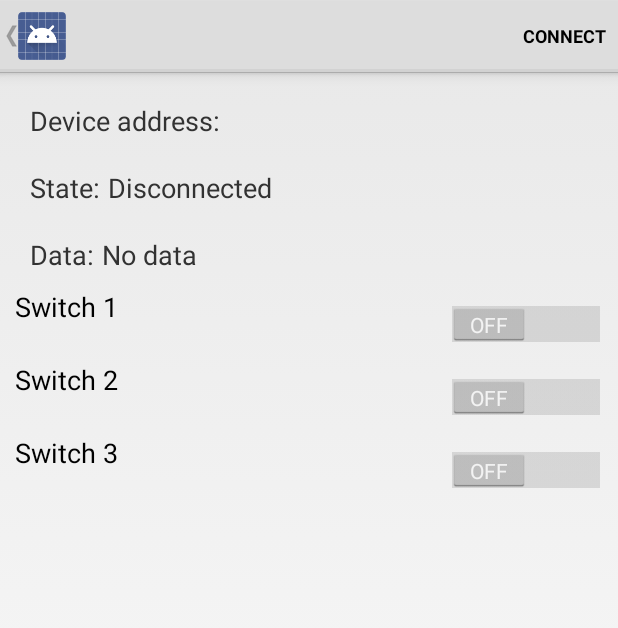
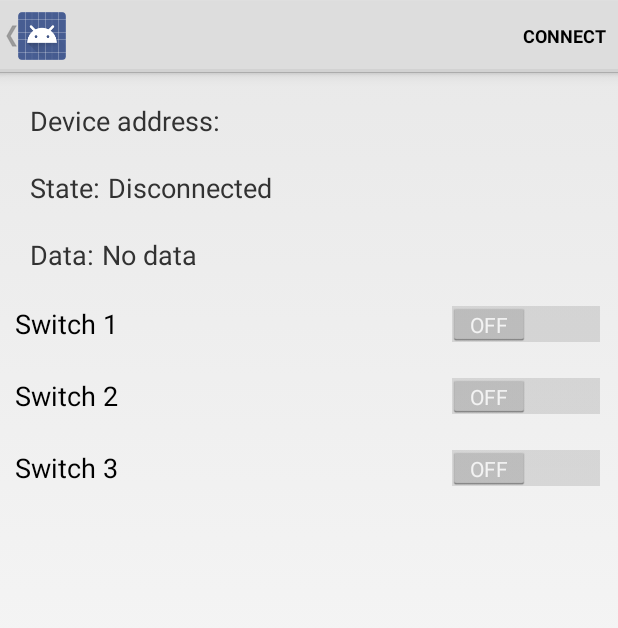
Before and after one commit to weifxn/BLE-Switch-App, an Android app: the MainActivity screen opened directly, with no data from a screen before it, on a phone screen of 412 x 824 dp. Shown: the top 628 px of the screen. Run offline under Robolectric (Android 15) with nearby library versions, the phone set to English and light mode, and no system bars; 3 statements that could not run were skipped.

Commit message:
fix device name text alignment

```diff
--- a/app/src/main/res/layout/gatt_services_characteristics.xml
+++ b/app/src/main/res/layout/gatt_services_characteristics.xml
@@ -90,7 +90,7 @@
             android:layout_weight="1"
             android:background="@android:color/transparent"
             android:text="Switch 1"
-            android:gravity="left"/>
+            android:gravity="center_vertical|left"/>
 
         <Switch
             android:id="@+id/switch1"
@@ -113,7 +113,7 @@
             android:layout_weight="1"
             android:background="@android:color/transparent"
             android:text="Switch 2"
-            android:gravity="left"/>
+            android:gravity="center_vertical|left"/>
 
         <Switch
             android:id="@+id/switch2"
@@ -136,7 +136,7 @@
             android:layout_weight="1"
             android:background="@android:color/transparent"
             android:text="Switch 3"
-            android:gravity="left"/>
+            android:gravity="center_vertical|left"/>
 
         <Switch
             android:id="@+id/switch3"
```
